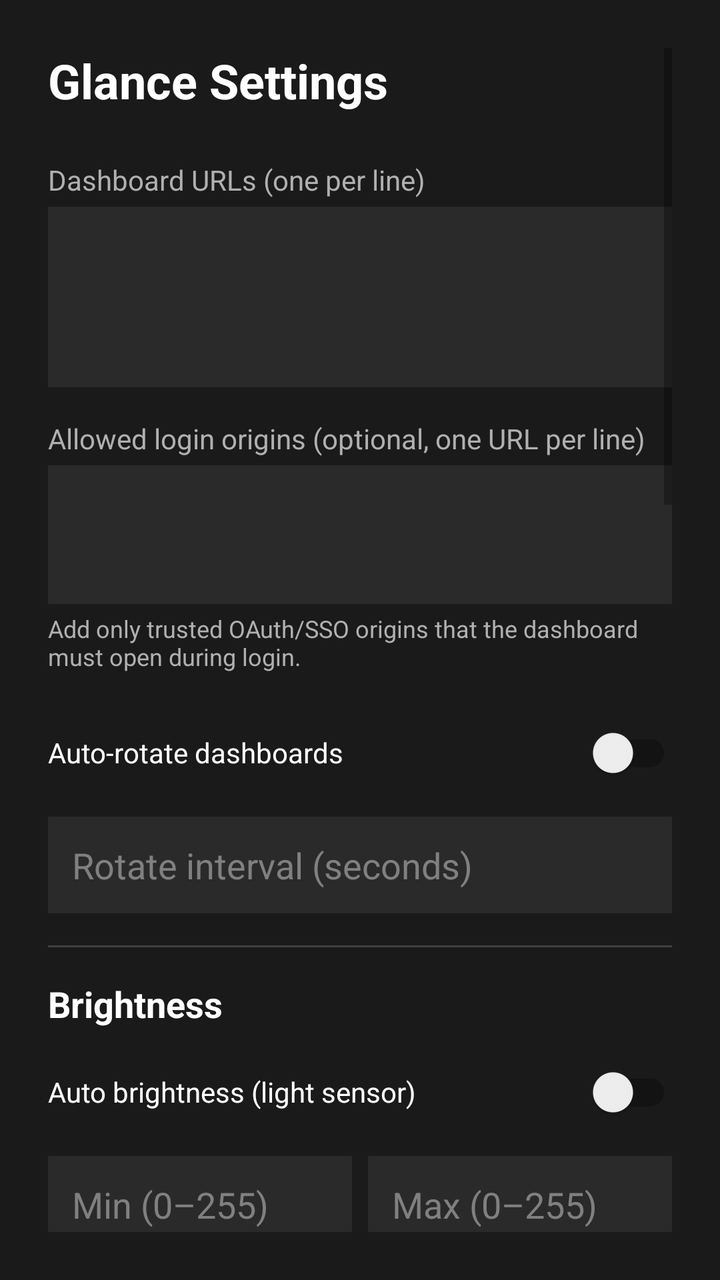
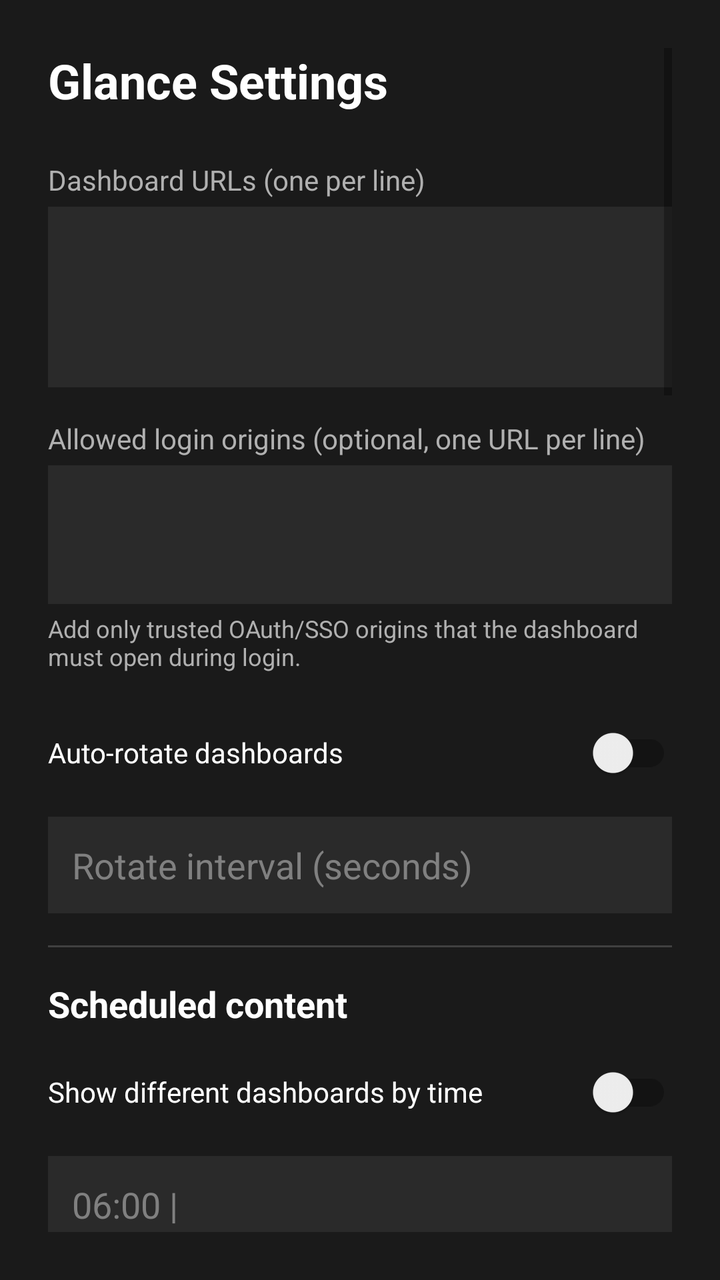

Screens rendered from an Android XML layout before and after an edit, with the pre-edit source and the edit as a unified diff.
<!-- AndroidManifest.xml: activity theme Theme.Glance.Settings -->
<!-- res/layout/activity_settings.xml -->
<?xml version="1.0" encoding="utf-8"?>
<ScrollView xmlns:android="http://schemas.android.com/apk/res/android"
    xmlns:app="http://schemas.android.com/apk/res-auto"
    android:layout_width="match_parent"
    android:layout_height="match_parent"
    android:padding="24dp"
    android:importantForAutofill="noExcludeDescendants">

    <LinearLayout
        android:layout_width="match_parent"
        android:layout_height="wrap_content"
        android:orientation="vertical">

        
        <TextView
            android:layout_width="wrap_content"
            android:layout_height="wrap_content"
            android:text="@string/settings_title"
            android:textSize="24sp"
            android:textColor="#FFFFFFFF"
            android:textStyle="bold"
            android:layout_marginBottom="24dp" />

        
        <TextView
            android:layout_width="wrap_content"
            android:layout_height="wrap_content"
            android:text="@string/dashboard_urls_label"
            android:labelFor="@id/editDashboardUrls"
            android:textColor="#FFB0B0B0"
            android:textSize="14sp"
            android:layout_marginBottom="4dp" />

        <EditText
            android:id="@+id/editDashboardUrls"
            android:layout_width="match_parent"
            android:layout_height="wrap_content"
            android:minLines="3"
            android:gravity="top"
            android:inputType="textMultiLine|textUri"
            android:background="#FF2A2A2A"
            android:textColor="#FFFFFFFF"
            android:padding="12dp"
            android:layout_marginBottom="16dp" />

        <TextView
            android:layout_width="wrap_content"
            android:layout_height="wrap_content"
            android:text="@string/dashboard_allowed_origins_label"
            android:labelFor="@id/editDashboardAllowedOrigins"
            android:textColor="#FFB0B0B0"
            android:textSize="14sp"
            android:layout_marginBottom="4dp" />

        <EditText
            android:id="@+id/editDashboardAllowedOrigins"
            android:layout_width="match_parent"
            android:layout_height="wrap_content"
            android:minLines="2"
            android:gravity="top"
            android:inputType="textMultiLine|textUri"
            android:background="#FF2A2A2A"
            android:textColor="#FFFFFFFF"
            android:padding="12dp"
            android:layout_marginBottom="4dp" />

        <TextView
            android:layout_width="match_parent"
            android:layout_height="wrap_content"
            android:text="@string/dashboard_allowed_origins_help"
            android:textColor="#FFB0B0B0"
            android:textSize="12sp"
            android:layout_marginBottom="16dp" />

        
        <LinearLayout
            android:layout_width="match_parent"
            android:layout_height="wrap_content"
            android:orientation="horizontal"
            android:layout_marginBottom="8dp">

            <androidx.appcompat.widget.SwitchCompat
                android:id="@+id/switchAutoRotate"
                android:layout_width="0dp"
                android:layout_height="wrap_content"
                android:layout_weight="1"
                android:text="@string/auto_rotate_dashboards"
                android:textColor="#FFFFFFFF" />
        </LinearLayout>

        <EditText
            android:id="@+id/editAutoRotateInterval"
            android:layout_width="match_parent"
            android:layout_height="wrap_content"
            android:hint="@string/rotate_interval_hint"
            android:inputType="number"
            android:background="#FF2A2A2A"
            android:textColor="#FFFFFFFF"
            android:textColorHint="#FF808080"
            android:padding="12dp"
            android:layout_marginBottom="16dp" />

        
        <View
            android:layout_width="match_parent"
            android:layout_height="1dp"
            android:background="#FF404040"
            android:layout_marginBottom="16dp" />

        
        <TextView
            android:layout_width="wrap_content"
            android:layout_height="wrap_content"
            android:text="@string/brightness_title"
            android:textColor="#FFFFFFFF"
            android:textSize="18sp"
            android:textStyle="bold"
            android:layout_marginBottom="8dp" />

        <androidx.appcompat.widget.SwitchCompat
            android:id="@+id/switchAutoBrightness"
            android:layout_width="match_parent"
            android:layout_height="wrap_content"
            android:text="@string/auto_brightness_label"
            android:textColor="#FFFFFFFF"
            android:layout_marginBottom="8dp" />

        <LinearLayout
            android:layout_width="match_parent"
            android:layout_height="wrap_content"
            android:orientation="horizontal"
            android:layout_marginBottom="16dp">

            <EditText
                android:id="@+id/editMinBrightness"
                android:layout_width="0dp"
                android:layout_height="wrap_content"
                android:layout_weight="1"
                android:hint="@string/min_brightness_hint"
                android:inputType="number"
                android:background="#FF2A2A2A"
                android:textColor="#FFFFFFFF"
                android:textColorHint="#FF808080"
                android:padding="12dp"
                android:layout_marginEnd="8dp" />

            <EditText
                android:id="@+id/editMaxBrightness"
                android:layout_width="0dp"
                android:layout_height="wrap_content"
                android:layout_weight="1"
                android:hint="@string/max_brightness_hint"
                android:inputType="number"
                android:background="#FF2A2A2A"
                android:textColor="#FFFFFFFF"
                android:textColorHint="#FF808080"
                android:padding="12dp" />
        </LinearLayout>

        
        <View
            android:layout_width="match_parent"
            android:layout_height="1dp"
            android:background="#FF404040"
            android:layout_marginBottom="16dp" />

        
        <TextView
            android:layout_width="wrap_content"
            android:layout_height="wrap_content"
            android:text="@string/screen_schedule_title"
            android:textColor="#FFFFFFFF"
            android:textSize="18sp"
            android:textStyle="bold"
            android:layout_marginBottom="8dp" />

        <androidx.appcompat.widget.SwitchCompat
            android:id="@+id/switchSchedule"
            android:layout_width="match_parent"
            android:layout_height="wrap_content"
            android:text="@string/screen_schedule_enabled"
            android:textColor="#FFFFFFFF"
            android:layout_marginBottom="8dp" />

        <LinearLayout
            android:layout_width="match_parent"
            android:layout_height="wrap_content"
            android:orientation="horizontal"
            android:layout_marginBottom="8dp">

            <EditText
                android:id="@+id/editScreenOnTime"
                android:layout_width="0dp"
                android:layout_height="wrap_content"
                android:layout_weight="1"
                android:hint="@string/wake_at_hint"
                android:inputType="time"
                android:background="#FF2A2A2A"
                android:textColor="#FFFFFFFF"
                android:textColorHint="#FF808080"
                android:padding="12dp"
                android:layout_marginEnd="8dp" />

            <EditText
                android:id="@+id/editScreenOffTime"
                android:layout_width="0dp"
                android:layout_height="wrap_content"
                android:layout_weight="1"
                android:hint="@string/turn_off_at_hint"
                android:inputType="time"
                android:background="#FF2A2A2A"
                android:textColor="#FFFFFFFF"
                android:textColorHint="#FF808080"
                android:padding="12dp" />
        </LinearLayout>

        <TextView
            android:layout_width="match_parent"
            android:layout_height="wrap_content"
            android:text="@string/screen_schedule_help"
            android:textColor="#FFB0B0B0"
            android:textSize="12sp"
            android:layout_marginBottom="16dp" />

        
        <View
            android:layout_width="match_parent"
            android:layout_height="1dp"
            android:background="#FF404040"
            android:layout_marginBottom="16dp" />

        
        <TextView
            android:layout_width="wrap_content"
            android:layout_height="wrap_content"
            android:text="@string/mqtt_title"
            android:textColor="#FFFFFFFF"
            android:textSize="18sp"
            android:textStyle="bold"
            android:layout_marginBottom="8dp" />

        <androidx.appcompat.widget.SwitchCompat
            android:id="@+id/switchMqttEnabled"
            android:layout_width="match_parent"
            android:layout_height="wrap_content"
            android:text="@string/mqtt_enabled_label"
            android:textColor="#FFFFFFFF"
            android:layout_marginBottom="8dp" />

        <EditText
            android:id="@+id/editMqttBrokerHost"
            android:layout_width="match_parent"
            android:layout_height="wrap_content"
            android:hint="@string/mqtt_host_hint"
            android:inputType="textUri"
            android:background="#FF2A2A2A"
            android:textColor="#FFFFFFFF"
            android:textColorHint="#FF808080"
            android:padding="12dp"
            android:layout_marginBottom="8dp" />

        <EditText
            android:id="@+id/editMqttBrokerPort"
            android:layout_width="match_parent"
            android:layout_height="wrap_content"
            android:hint="@string/mqtt_port_hint"
            android:inputType="number"
            android:background="#FF2A2A2A"
            android:textColor="#FFFFFFFF"
            android:textColorHint="#FF808080"
            android:padding="12dp"
            android:layout_marginBottom="8dp" />

        <EditText
            android:id="@+id/editMqttUsername"
            android:layout_width="match_parent"
            android:layout_height="wrap_content"
            android:hint="@string/mqtt_username_hint"
            android:inputType="textNoSuggestions"
            android:background="#FF2A2A2A"
            android:textColor="#FFFFFFFF"
            android:textColorHint="#FF808080"
            android:padding="12dp"
            android:layout_marginBottom="8dp" />

        <com.google.android.material.textfield.TextInputLayout
            android:layout_width="match_parent"
            android:layout_height="wrap_content"
            android:layout_marginBottom="8dp"
            app:boxBackgroundColor="#FF2A2A2A"
            app:boxBackgroundMode="filled"
            app:endIconMode="password_toggle"
            app:endIconTint="#FFB0B0B0"
            app:hintTextColor="#FF808080">

            <com.google.android.material.textfield.TextInputEditText
                android:id="@+id/editMqttPassword"
                android:layout_width="match_parent"
                android:layout_height="wrap_content"
                android:hint="@string/mqtt_password_hint"
                android:inputType="textPassword"
                android:importantForAutofill="no"
                android:textColor="#FFFFFFFF"
                android:textColorHint="#FF808080" />

        </com.google.android.material.textfield.TextInputLayout>

        <EditText
            android:id="@+id/editMqttDeviceName"
            android:layout_width="match_parent"
            android:layout_height="wrap_content"
            android:hint="@string/mqtt_device_name_hint"
            android:inputType="textCapWords"
            android:background="#FF2A2A2A"
            android:textColor="#FFFFFFFF"
            android:textColorHint="#FF808080"
            android:padding="12dp"
            android:layout_marginBottom="8dp" />

        <EditText
            android:id="@+id/editMqttDiscoveryPrefix"
            android:layout_width="match_parent"
            android:layout_height="wrap_content"
            android:hint="@string/mqtt_discovery_prefix_hint"
            android:inputType="textNoSuggestions"
            android:background="#FF2A2A2A"
            android:textColor="#FFFFFFFF"
            android:textColorHint="#FF808080"
            android:padding="12dp"
            android:layout_marginBottom="8dp" />

        <TextView
            android:layout_width="match_parent"
            android:layout_height="wrap_content"
            android:text="@string/mqtt_help"
            android:textColor="#FFB0B0B0"
            android:textSize="12sp"
            android:layout_marginBottom="16dp" />

        
        <View
            android:layout_width="match_parent"
            android:layout_height="1dp"
            android:background="#FF404040"
            android:layout_marginBottom="16dp" />

        
        <EditText
            android:id="@+id/editPin"
            android:layout_width="match_parent"
            android:layout_height="wrap_content"
            android:hint="@string/settings_pin_hint"
            android:inputType="numberPassword"
            android:background="#FF2A2A2A"
            android:textColor="#FFFFFFFF"
            android:textColorHint="#FF808080"
            android:padding="12dp"
            android:layout_marginBottom="16dp" />

        
        <View
            android:layout_width="match_parent"
            android:layout_height="1dp"
            android:background="#FF404040"
            android:layout_marginBottom="16dp" />

        
        <TextView
            android:layout_width="wrap_content"
            android:layout_height="wrap_content"
            android:text="@string/debug_info_title"
            android:textColor="#FFFFFFFF"
            android:textSize="18sp"
            android:textStyle="bold"
            android:layout_marginBottom="8dp" />

        <TextView
            android:id="@+id/textDebugInfo"
            android:layout_width="match_parent"
            android:layout_height="wrap_content"
            android:textColor="#FFB0B0B0"
            android:textSize="12sp"
            android:fontFamily="monospace"
            android:layout_marginBottom="24dp" />

        
        <LinearLayout
            android:layout_width="match_parent"
            android:layout_height="wrap_content"
            android:orientation="horizontal">

            <com.google.android.material.button.MaterialButton
                android:id="@+id/btnSave"
                android:layout_width="0dp"
                android:layout_height="wrap_content"
                android:layout_weight="1"
                android:text="@string/save"
                android:layout_marginEnd="8dp" />

            <com.google.android.material.button.MaterialButton
                android:id="@+id/btnCancel"
                style="@style/Widget.MaterialComponents.Button.OutlinedButton"
                android:layout_width="0dp"
                android:layout_height="wrap_content"
                android:layout_weight="1"
                android:text="@string/cancel"
                android:textColor="#FFFFFFFF" />
        </LinearLayout>

        
        <com.google.android.material.button.MaterialButton
            android:id="@+id/btnExitKiosk"
            style="@style/Widget.MaterialComponents.Button.TextButton"
            android:layout_width="match_parent"
            android:layout_height="wrap_content"
            android:text="@string/exit_kiosk_mode"
            android:textColor="#FFFF5252"
            android:layout_marginTop="16dp" />

    </LinearLayout>
</ScrollView>
<!-- resources referenced by this layout -->
<resources>
  <string name="auto_brightness_label">Auto brightness (light sensor)</string>
  <string name="auto_rotate_dashboards">Auto-rotate dashboards</string>
  <string name="brightness_title">Brightness</string>
  <string name="cancel">Cancel</string>
  <string name="dashboard_allowed_origins_help">Add only trusted OAuth/SSO origins that the dashboard must open during login.</string>
  <string name="dashboard_allowed_origins_label">Allowed login origins (optional, one URL per line)</string>
  <string name="dashboard_urls_label">Dashboard URLs (one per line)</string>
  <string name="debug_info_title">Debug Info</string>
  <string name="exit_kiosk_mode">Exit Kiosk Mode</string>
  <string name="max_brightness_hint">Max (0–255)</string>
  <string name="min_brightness_hint">Min (0–255)</string>
  <string name="mqtt_device_name_hint">Device name in Home Assistant</string>
  <string name="mqtt_discovery_prefix_hint">Discovery prefix (default homeassistant)</string>
  <string name="mqtt_enabled_label">Enable MQTT + automatic HA discovery</string>
  <string name="mqtt_help">Publishes a retained MQTT Discovery light with ON/OFF, brightness and availability. No HA token or YAML helpers required.</string>
  <string name="mqtt_host_hint">MQTT broker host (e.g. 192.168.1.10)</string>
  <string name="mqtt_password_hint">MQTT password</string>
  <string name="mqtt_port_hint">MQTT port (default 1883)</string>
  <string name="mqtt_title">Home Assistant MQTT</string>
  <string name="mqtt_username_hint">MQTT username</string>
  <string name="rotate_interval_hint">Rotate interval (seconds)</string>
  <string name="save">Save</string>
  <string name="screen_schedule_enabled">Automatically wake and turn off the screen</string>
  <string name="screen_schedule_help">The display is physically off outside the ON–OFF window. Example: wake at 06:00 and turn off at 23:00 keeps it off overnight.</string>
  <string name="screen_schedule_title">Screen ON/OFF schedule</string>
  <string name="settings_pin_hint">New settings PIN (blank keeps the current PIN)</string>
  <string name="settings_title">Glance Settings</string>
  <string name="turn_off_at_hint">Turn off at (HH:mm)</string>
  <string name="wake_at_hint">Wake at (HH:mm)</string>
  <style name="Theme.Glance.Settings" parent="Theme.Glance">
          <item name="android:windowBackground">#1A1A1A</item>
      </style>
  <style name="Theme.Glance" parent="Theme.MaterialComponents.DayNight.NoActionBar">
          <item name="colorPrimary">#03A9F4</item>
          <item name="colorPrimaryVariant">#0288D1</item>
          <item name="colorOnPrimary">#FFFFFF</item>
          <item name="colorSecondary">#FF9800</item>
          <item name="android:statusBarColor">#000000</item>
          <item name="android:navigationBarColor">#000000</item>
          <item name="android:windowBackground">#000000</item>
      </style>
</resources>

<!-- the commit's change to res/layout/activity_settings.xml (unified diff, before → after) -->
@@ -111,6 +111,103 @@
         <TextView
             android:layout_width="wrap_content"
             android:layout_height="wrap_content"
+            android:text="@string/content_schedule_title"
+            android:textColor="#FFFFFFFF"
+            android:textSize="18sp"
+            android:textStyle="bold"
+            android:layout_marginBottom="8dp" />
+
+        <androidx.appcompat.widget.SwitchCompat
+            android:id="@+id/switchContentSchedule"
+            android:layout_width="match_parent"
+            android:layout_height="wrap_content"
+            android:text="@string/content_schedule_enabled"
+            android:textColor="#FFFFFFFF"
+            android:layout_marginBottom="8dp" />
+
+        <EditText
+            android:id="@+id/editContentProfiles"
+            android:layout_width="match_parent"
+            android:layout_height="wrap_content"
+            android:minLines="4"
+            android:gravity="top"
+            android:hint="@string/content_profiles_hint"
+            android:inputType="textMultiLine|textUri"
+            android:background="#FF2A2A2A"
+            android:textColor="#FFFFFFFF"
+            android:textColorHint="#FF808080"
+            android:padding="12dp"
+            android:layout_marginBottom="4dp" />
+
+        <TextView
+            android:layout_width="match_parent"
+            android:layout_height="wrap_content"
+            android:text="@string/content_schedule_help"
+            android:textColor="#FFB0B0B0"
+            android:textSize="12sp"
+            android:layout_marginBottom="16dp" />
+
+        
+        <TextView
+            android:layout_width="wrap_content"
+            android:layout_height="wrap_content"
+            android:text="@string/idle_screen_title"
+            android:textColor="#FFFFFFFF"
+            android:textSize="18sp"
+            android:textStyle="bold"
+            android:layout_marginBottom="8dp" />
+
+        <androidx.appcompat.widget.SwitchCompat
+            android:id="@+id/switchIdleScreen"
+            android:layout_width="match_parent"
+            android:layout_height="wrap_content"
+            android:text="@string/idle_screen_enabled"
+            android:textColor="#FFFFFFFF"
+            android:layout_marginBottom="8dp" />
+
+        <EditText
+            android:id="@+id/editIdleScreenUrl"
+            android:layout_width="match_parent"
+            android:layout_height="wrap_content"
+            android:hint="@string/idle_screen_url_hint"
+            android:inputType="textUri"
+            android:background="#FF2A2A2A"
+            android:textColor="#FFFFFFFF"
+            android:textColorHint="#FF808080"
+            android:padding="12dp"
+            android:layout_marginBottom="8dp" />
+
+        <EditText
+            android:id="@+id/editIdleTimeoutMinutes"
+            android:layout_width="match_parent"
+            android:layout_height="wrap_content"
+            android:hint="@string/idle_timeout_hint"
+            android:inputType="number"
+            android:background="#FF2A2A2A"
+            android:textColor="#FFFFFFFF"
+            android:textColorHint="#FF808080"
+            android:padding="12dp"
+            android:layout_marginBottom="4dp" />
+
+        <TextView
+            android:layout_width="match_parent"
+            android:layout_height="wrap_content"
+            android:text="@string/idle_screen_help"
+            android:textColor="#FFB0B0B0"
+            android:textSize="12sp"
+            android:layout_marginBottom="16dp" />
+
+        
+        <View
+            android:layout_width="match_parent"
+            android:layout_height="1dp"
+            android:background="#FF404040"
+            android:layout_marginBottom="16dp" />
+
+        
+        <TextView
+            android:layout_width="wrap_content"
+            android:layout_height="wrap_content"
             android:text="@string/brightness_title"
             android:textColor="#FFFFFFFF"
             android:textSize="18sp"
<!-- resource entries referenced after the edit -->
@@ -4,11 +4,20 @@
   <string name="auto_rotate_dashboards">Auto-rotate dashboards</string>
   <string name="brightness_title">Brightness</string>
   <string name="cancel">Cancel</string>
+  <string name="content_profiles_hint">06:00 | https://example.com/morning\n18:00 | https://example.com/evening</string>
+  <string name="content_schedule_enabled">Show different dashboards by time</string>
+  <string name="content_schedule_help">One entry per line: HH:mm | URL. Repeat a start time to rotate several URLs in that profile. The last profile remains active through midnight.</string>
+  <string name="content_schedule_title">Scheduled content</string>
   <string name="dashboard_allowed_origins_help">Add only trusted OAuth/SSO origins that the dashboard must open during login.</string>
   <string name="dashboard_allowed_origins_label">Allowed login origins (optional, one URL per line)</string>
   <string name="dashboard_urls_label">Dashboard URLs (one per line)</string>
   <string name="debug_info_title">Debug Info</string>
   <string name="exit_kiosk_mode">Exit Kiosk Mode</string>
+  <string name="idle_screen_enabled">Show a URL after inactivity</string>
+  <string name="idle_screen_help">Any touch returns to the dashboard for the current time. The first touch is consumed to prevent accidental actions.</string>
+  <string name="idle_screen_title">Idle screen</string>
+  <string name="idle_screen_url_hint">Idle screen URL</string>
+  <string name="idle_timeout_hint">Inactivity timeout (minutes)</string>
   <string name="max_brightness_hint">Max (0–255)</string>
   <string name="min_brightness_hint">Min (0–255)</string>
   <string name="mqtt_device_name_hint">Device name in Home Assistant</string>
